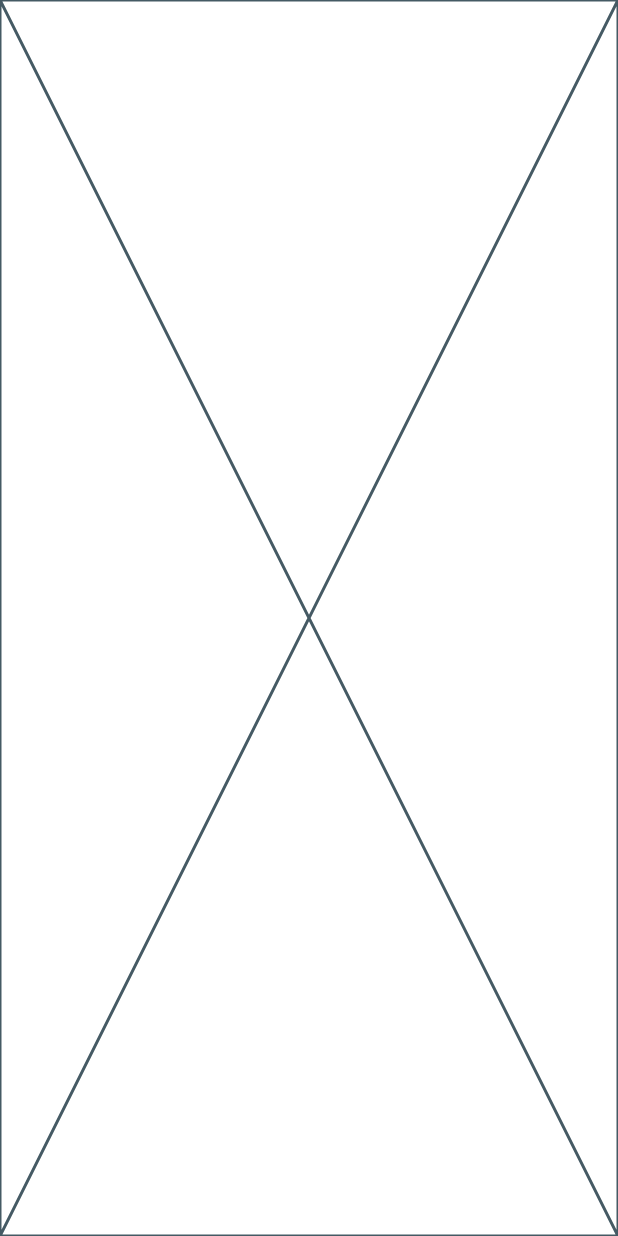
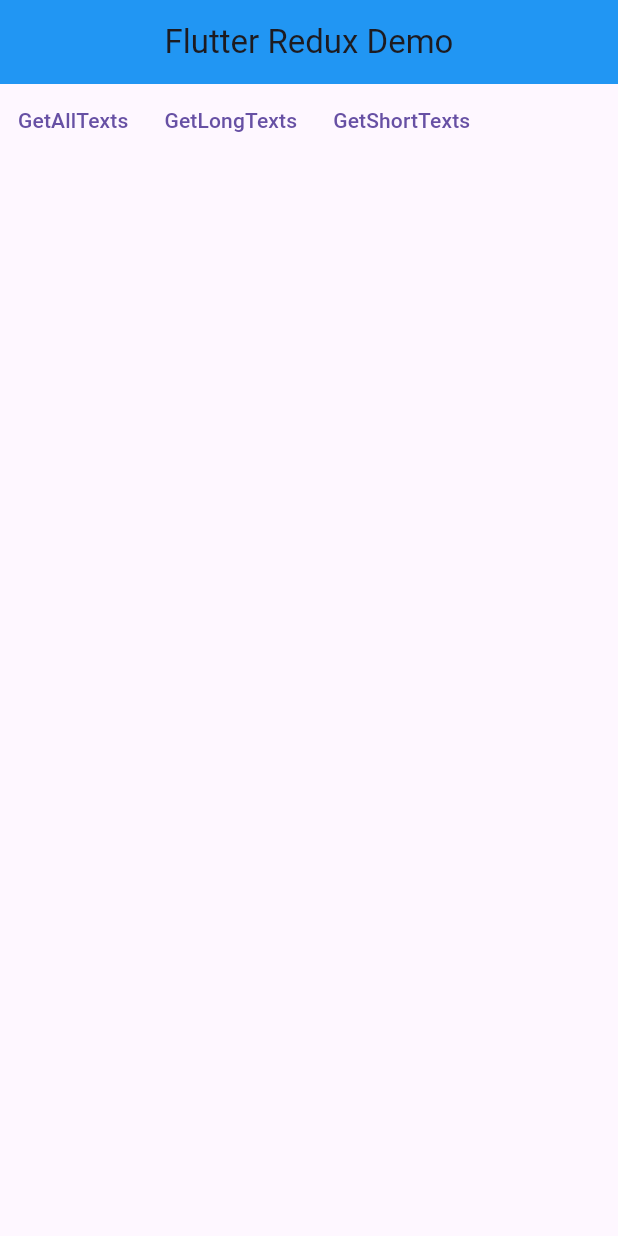
Before and after one commit to Marach8/FlutterStateManagementPracticeProject_Redux, a Flutter app: the screen it shows after launch, on a phone screen of 412 x 824 dp. Run offline on Flutter 3.47's test engine with Material 3 defaults, Android fonts, the phone set to English and light mode, and no system bars; our stand-ins replace flutter_hooks, flutter_redux, redux.

Commit message:
Started arranging the UI

```diff
--- a/redux_practice/lib/homepage.dart
+++ b/redux_practice/lib/homepage.dart
@@ -1,14 +1,48 @@
 import 'package:flutter/material.dart';
-import 'package:flutter_hooks/flutter_hooks.dart' hide Reducer;
+import 'package:flutter_hooks/flutter_hooks.dart' as hooks;
+import 'package:flutter_redux/flutter_redux.dart';
 import 'package:redux/redux.dart';
 
 
-class FlutterReduxExample extends HookWidget {
+class FlutterReduxExample extends hooks.HookWidget {
   const FlutterReduxExample({super.key});
 
   @override
   Widget build(BuildContext context) {
-    return const Placeholder();
+    final storage = Store(
+      mainAppReducer, initialState: const StorageState(items: [], filters: ItemFilters.getAllTexts)
+    );
+    return Scaffold(
+      appBar: AppBar(title: const Text('Flutter Redux Demo'), centerTitle: true),
+      body: StoreProvider(
+        store: storage,
+        child: Column(
+          children: [
+            Row(
+              children: [
+                CustomButton(onPressed: (){}, text: 'GetAllTexts'),
+                CustomButton(onPressed: (){}, text: 'GetLongTexts'),
+                CustomButton(onPressed: (){}, text: 'GetShortTexts')
+              ]
+            )
+          ]
+        ),
+      )
+    );
+  }
+}
+
+
+class CustomButton extends StatelessWidget {
+  final void Function()? onPressed; final String text;
+  const CustomButton({required this.onPressed, required this.text, super.key});
+
+  @override
+  Widget build(BuildContext context) {
+    return TextButton(
+      onPressed: onPressed,
+      child: Text(text),
+    );
   }
 }
 
```
